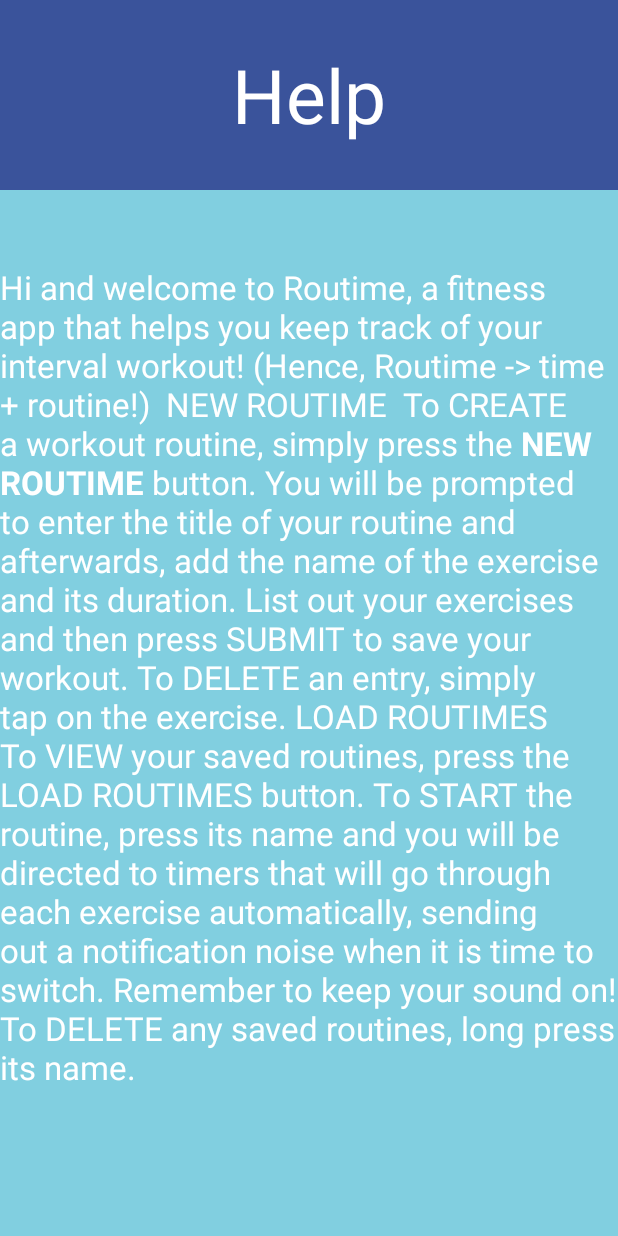
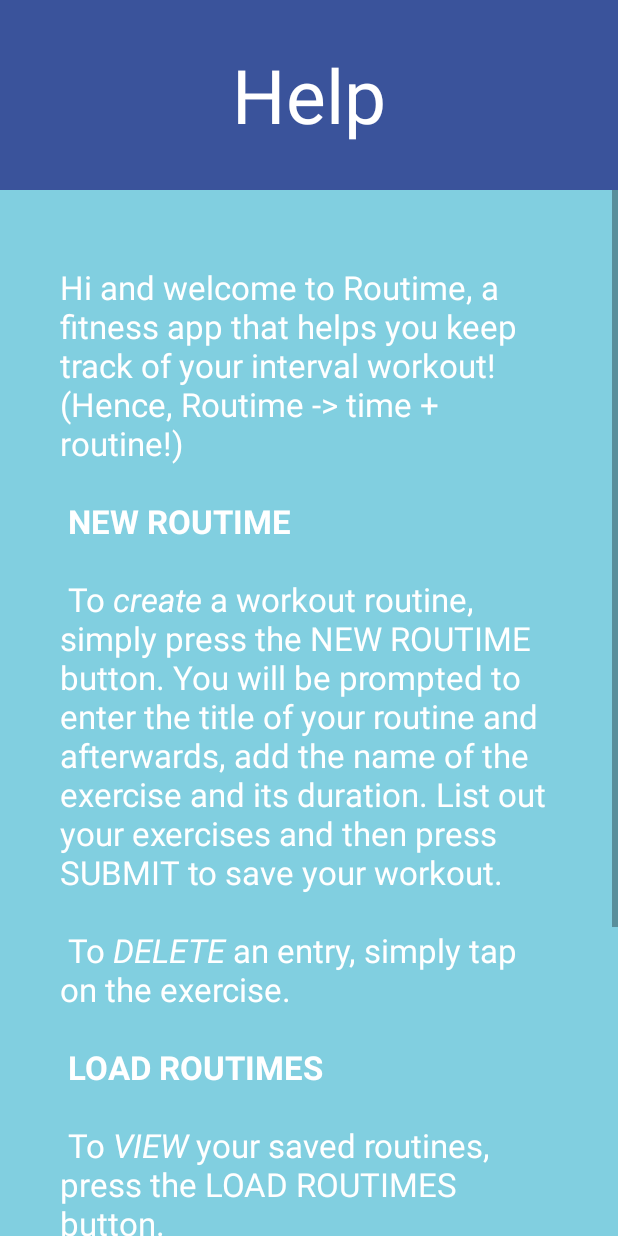
Before and after one commit to wujessica/Routime, an Android app: the layout activity_help.xml on its own in the app's theme, with its tools: preview values and no code run, on a phone screen of 412 x 824 dp. Run offline under Robolectric (Android 15) with nearby library versions, the phone set to English and light mode, and no system bars.

Commit message:
Added scrollview and modified text to paragraphs

```diff
--- a/routime/src/main/res/layout/activity_help.xml
+++ b/routime/src/main/res/layout/activity_help.xml
@@ -17,12 +17,32 @@
         android:background="@color/header_blue"
         android:text="@string/button_help"/>
 
-    <TextView
-        android:layout_width="fill_parent"
-        android:layout_height="fill_parent"
-        android:paddingTop="50sp"
+    <ScrollView
+        android:layout_width="match_parent"
+        android:layout_height="match_parent"
+        android:id="@+id/scrollView"
         android:text="@string/help_instructions"
-        android:textSize="10pt"
-        android:id="@+id/textView"
- />
+        android:layout_gravity="center_horizontal" >
+
+        <LinearLayout
+
+    android:layout_width="fill_parent"
+     android:layout_height="fill_parent"
+       android:orientation="vertical">
+
+            <TextView
+                android:layout_width="fill_parent"
+                android:layout_height="fill_parent"
+                android:textSize="10pt"
+                android:paddingTop="50sp"
+                android:paddingLeft="40sp"
+                android:paddingRight="40sp"
+                android:text="@string/help_instructions"
+                />
+
+
+
+            </LinearLayout>
+    </ScrollView>
+
 </LinearLayout>
--- a/routime/src/main/res/values/strings.xml
+++ b/routime/src/main/res/values/strings.xml
@@ -35,17 +35,17 @@
 
     <string name="routimes">ROUTIMES</string>
 
-    <string name="help_instructions"><p>Hi and welcome to Routime, a fitness app that helps you keep track of your interval workout! (Hence, Routime -> time + routine!)</p>
+    <string name="help_instructions"><p>Hi and welcome to Routime, a fitness app that helps you keep track of your interval workout! (Hence, Routime -> time + routine!) \n \n</p>
 
-        <br />
-<p>NEW ROUTIME <br />
-To CREATE a workout routine, simply press the <b>NEW ROUTIME</b> button. You will be prompted to enter the title of your routine and afterwards, add the name of the exercise and its duration. List out your exercises and then press SUBMIT to save your workout.
-To DELETE an entry, simply tap on the exercise.</p>
 
-<p>LOAD ROUTIMES
-To VIEW your saved routines, press the LOAD ROUTIMES button.
-To START the routine, press its name and you will be directed to timers that will go through each exercise automatically, sending out a notification noise when it is time to switch. Remember to keep your sound on!
-To DELETE any saved routines, long press its name. </p>
+<b>NEW ROUTIME</b> \n \n
+To <i>create</i> a workout routine, simply press the NEW ROUTIME button. You will be prompted to enter the title of your routine and afterwards, add the name of the exercise and its duration. List out your exercises and then press SUBMIT to save your workout.
+\n \n To <i>DELETE</i> an entry, simply tap on the exercise.
+\n\n
+<b>LOAD ROUTIMES</b> \n \n
+To <i>VIEW</i> your saved routines, press the LOAD ROUTIMES button.
+\n \n To <i>START</i> the routine, press its name and you will be directed to timers that will go through each exercise automatically, sending out a notification noise when it is time to switch. Remember to keep your sound on!
+\n \n To <i>DELETE</i> any saved routines, long press its name.
 
     </string>
 </resources>
```
